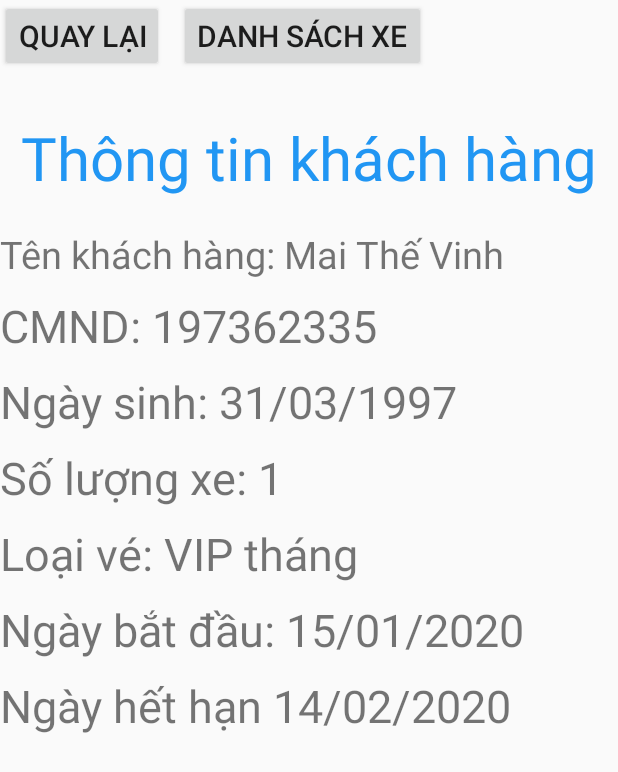
After one commit to gigawave07/sprint2-backend, an Android app: the CarList screen opened directly, with no data from a screen before it, on a phone screen of 412 x 824 dp. The commit adds this screen. Shown: the top 772 px of the screen. Run offline under Robolectric (Android 15) with nearby library versions, the phone set to English and light mode, and no system bars.

Commit message:
vinh_mt 10:44 2/1/2021 check point

```diff
--- a/app/src/main/AndroidManifest.xml
+++ b/app/src/main/AndroidManifest.xml
@@ -12,6 +12,8 @@
             android:roundIcon="@mipmap/ic_launcher_round"
             android:supportsRtl="true"
             android:theme="@style/AppTheme">
+        <activity android:name=".activity.CarList">
+        </activity>
         <activity android:name=".activity.EmployeeActivity">
         </activity>
         <activity android:name=".activity.UserDetailActivity">
--- /dev/null
+++ b/app/src/main/java/com/sprint2/activity/CarList.java
@@ -0,0 +1,14 @@
+package com.sprint2.activity;
+
+import android.os.Bundle;
+import androidx.appcompat.app.AppCompatActivity;
+import com.sprint2.R;
+
+public class CarList extends AppCompatActivity {
+
+    @Override
+    protected void onCreate(Bundle savedInstanceState) {
+        super.onCreate(savedInstanceState);
+        setContentView(R.layout.activity_car_list);
+    }
+}
--- a/app/src/main/java/com/sprint2/activity/UserDetailActivity.java
+++ b/app/src/main/java/com/sprint2/activity/UserDetailActivity.java
@@ -14,6 +14,7 @@ import com.sprint2.R;
 import com.sprint2.entity.Customer;
 
 public class UserDetailActivity extends AppCompatActivity {
+
 
     ImageView imgQrCode;
     TextView textViewCustomerFullName, textViewLicensePlates, textViewFloor, textViewNumberSlot;
--- /dev/null
+++ b/app/src/main/res/layout/activity_car_list.xml
@@ -0,0 +1,79 @@
+<?xml version="1.0" encoding="utf-8"?>
+<LinearLayout
+        xmlns:android="http://schemas.android.com/apk/res/android"
+        xmlns:tools="http://schemas.android.com/tools"
+        xmlns:app="http://schemas.android.com/apk/res-auto"
+        android:layout_width="match_parent"
+        android:layout_height="match_parent"
+        android:orientation="vertical"
+        tools:context=".activity.CarList">
+    <LinearLayout
+            android:orientation="horizontal"
+            android:layout_width="match_parent"
+            android:layout_height="wrap_content">
+        <Button android:text="Quay lại"
+                android:textSize="20dp"
+
+                android:layout_width="wrap_content"
+                android:layout_height="wrap_content"/>
+        <Button android:text="Danh sách xe"
+                android:textSize="20dp"
+                android:layout_marginLeft="10dp"
+                android:layout_width="wrap_content"
+                android:layout_height="wrap_content"/>
+
+    </LinearLayout>
+
+    <TextView
+            android:text="Thông tin khách hàng"
+            android:textSize="40dp"
+            android:textColor="#2196F3"
+            android:gravity="center"
+            android:layout_marginTop="30dp"
+            android:layout_width="match_parent"
+            android:layout_height="wrap_content"/>
+
+    <TextView
+            android:text="Tên khách hàng: Mai Thế Vinh"
+            android:textSize="25dp"
+            android:layout_marginTop="20dp"
+            android:layout_width="match_parent"
+            android:layout_height="wrap_content"/>
+    <TextView
+            android:text="CMND: 197362335"
+            android:textSize="30dp"
+            android:layout_marginTop="10dp"
+            android:layout_width="match_parent"
+            android:layout_height="wrap_content"/>
+    <TextView
+            android:text="Ngày sinh: 31/03/1997"
+            android:textSize="30dp"
+            android:layout_marginTop="10dp"
+            android:layout_width="match_parent"
+            android:layout_height="wrap_content"/>
+    <TextView
+            android:text="Số lượng xe: 1"
+            android:textSize="30dp"
+            android:layout_marginTop="10dp"
+            android:layout_width="match_parent"
+            android:layout_height="wrap_content"/>
+    <TextView
+            android:text="Loại vé: VIP tháng"
+            android:textSize="30dp"
+            android:layout_marginTop="10dp"
+            android:layout_width="match_parent"
+            android:layout_height="wrap_content"/>
+    <TextView
+            android:text="Ngày bắt đầu: 15/01/2020"
+            android:textSize="30dp"
+            android:layout_marginTop="10dp"
+            android:layout_width="match_parent"
+            android:layout_height="wrap_content"/>
+    <TextView
+            android:text="Ngày hết hạn 14/02/2020"
+            android:textSize="30dp"
+            android:layout_marginTop="10dp"
+            android:layout_width="match_parent"
+            android:layout_height="wrap_content"/>
+
+</LinearLayout>
--- /dev/null
+++ b/app/src/main/res/values/refs.xml
@@ -0,0 +1,3 @@
+<?xml version="1.0" encoding="utf-8"?>
+<resources>
+</resources>
```
Also changed, not shown: app/build.gradle (+8 -1 lines), app/src/main/java/com/sprint2/DataBase.java (added, +22 -0 lines), app/src/main/java/com/sprint2/activity/EmployeeActivity.java (+7 -0 lines), app/src/main/java/com/sprint2/activity/LoginActivity.java (+9 -2 lines), app/src/main/res/layout/activity_employee.xml (+47 -16 lines), app/libs/mysql-connector-java-5.1.23-bin.jar (added).
